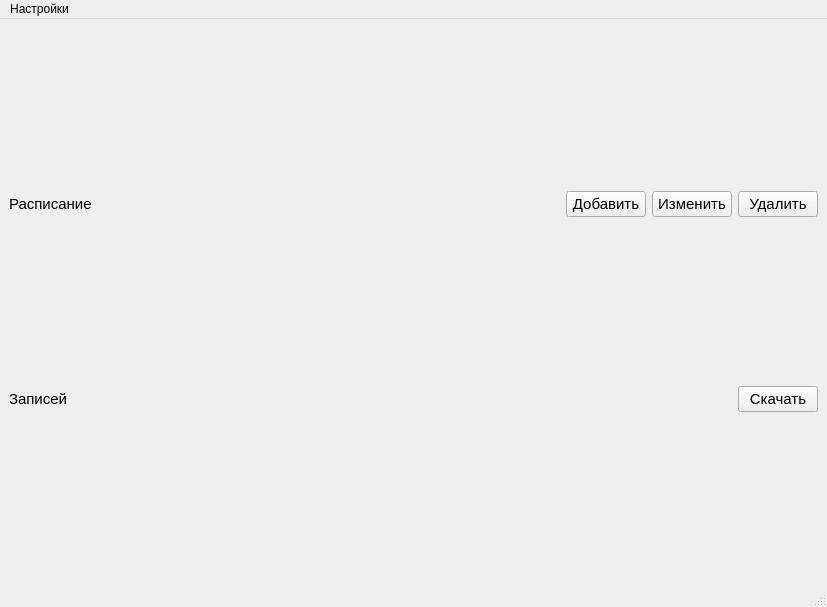
Before: the Qt Designer form ui/v1/main_window.ui in mcsltd/mcs-inRat-planner, drawn with Qt 5.
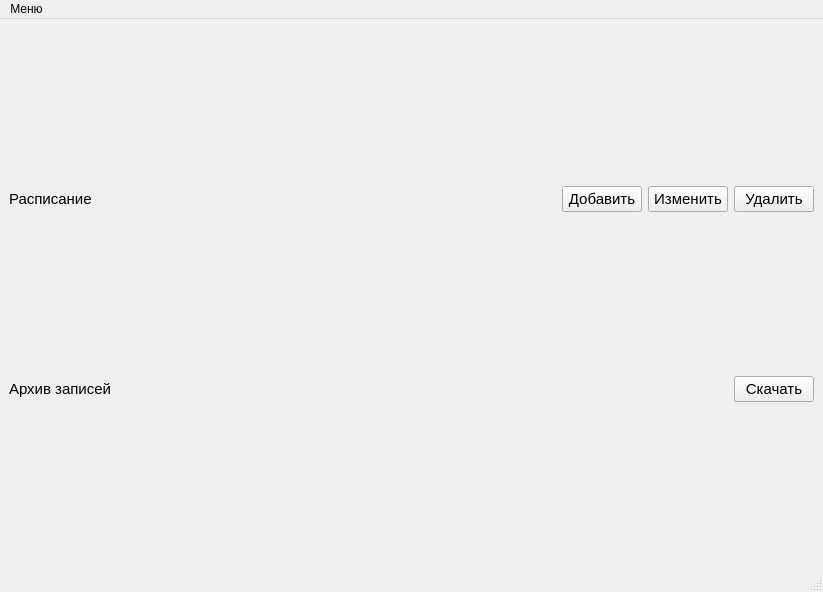
After: the same form once the commit is applied.

Commit message: ui: add configuration dialog

```diff
--- a/ui/v1/main_window.ui
+++ b/ui/v1/main_window.ui
@@ -6,8 +6,8 @@
    <rect>
     <x>0</x>
     <y>0</y>
-    <width>827</width>
-    <height>607</height>
+    <width>823</width>
+    <height>592</height>
    </rect>
   </property>
   <property name="font">
@@ -33,7 +33,7 @@
            </font>
           </property>
           <property name="text">
-           <string>Записей</string>
+           <string>Архив записей</string>
           </property>
          </widget>
         </item>
@@ -159,13 +159,13 @@
     <rect>
      <x>0</x>
      <y>0</y>
-     <width>827</width>
+     <width>823</width>
      <height>22</height>
     </rect>
    </property>
    <widget class="QMenu" name="menu">
     <property name="title">
-     <string>Настройки</string>
+     <string>Меню</string>
     </property>
    </widget>
    <addaction name="menu"/>
```
Left out of the diff: 13 changed lines with no effect on the pictures. The commit also changes 4 other files.
